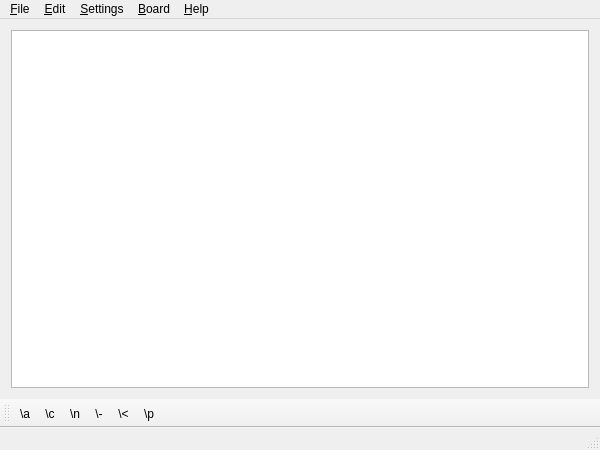
This is OpenBoard/mainwindow.ui in ITAAcademy/OpenBoard as Qt 5 draws it before an edit. The edited form follows.
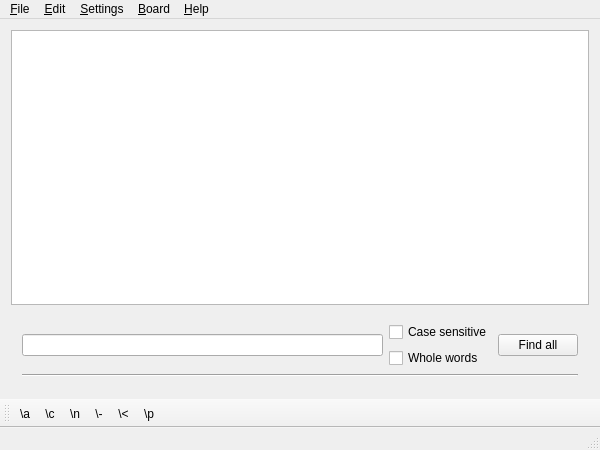
This is the edited form. Icons and pictures are not drawn.

Commit message: added "Find" action 	змінено:                    OpenBoard/mainwindow.cpp 	змінено:                    OpenBoard/mainwindow.h 	змінено:                    OpenBoard/mainwindow.ui

```diff
--- a/OpenBoard/mainwindow.ui
+++ b/OpenBoard/mainwindow.ui
@@ -15,8 +15,57 @@
   </property>
   <widget class="QWidget" name="centralWidget">
    <layout class="QGridLayout" name="gridLayout">
-    <item row="0" column="0">
-     <widget class="QTextEdit" name="textEdit"/>
+    <item row="1" column="0">
+     <layout class="QVBoxLayout" name="verticalLayout">
+      <item>
+       <widget class="QTextEdit" name="textEdit"/>
+      </item>
+      <item>
+       <widget class="QWidget" name="widget_Find" native="true">
+        <layout class="QVBoxLayout" name="verticalLayout_3">
+         <item>
+          <layout class="QHBoxLayout" name="horizontalLayout">
+           <item>
+            <widget class="QLineEdit" name="lineEdit_Find"/>
+           </item>
+           <item>
+            <layout class="QVBoxLayout" name="flags">
+             <item>
+              <widget class="QCheckBox" name="check_case_sensitive">
+               <property name="text">
+                <string>Case sensitive</string>
+               </property>
+              </widget>
+             </item>
+             <item>
+              <widget class="QCheckBox" name="check_whole_words">
+               <property name="text">
+                <string>Whole words</string>
+               </property>
+              </widget>
+             </item>
+            </layout>
+           </item>
+           <item>
+            <widget class="QPushButton" name="button_Find">
+             <property name="text">
+              <string>Find all</string>
+             </property>
+            </widget>
+           </item>
+          </layout>
+         </item>
+         <item>
+          <widget class="Line" name="separator">
+           <property name="orientation">
+            <enum>Qt::Horizontal</enum>
+           </property>
+          </widget>
+         </item>
+        </layout>
+       </widget>
+      </item>
+     </layout>
     </item>
    </layout>
   </widget>
```
Left out of the diff: 11 changed lines with no effect on the pictures. The commit also changes 4 other files.
